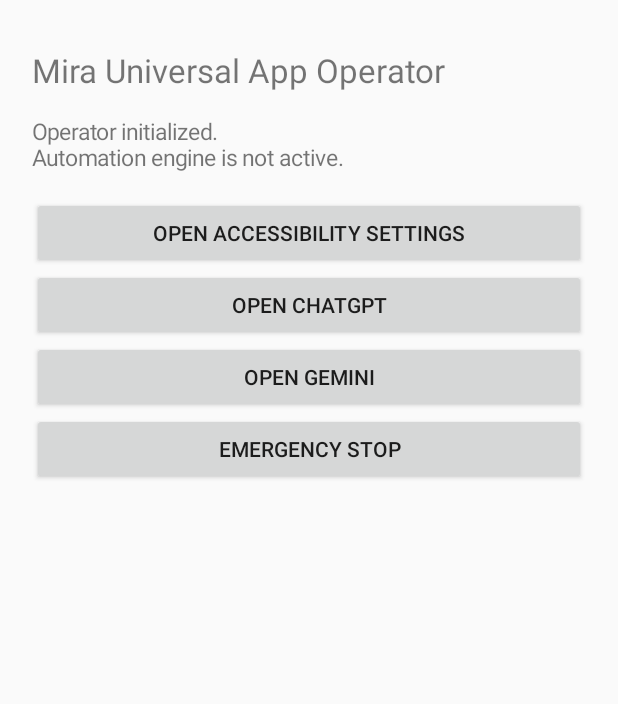
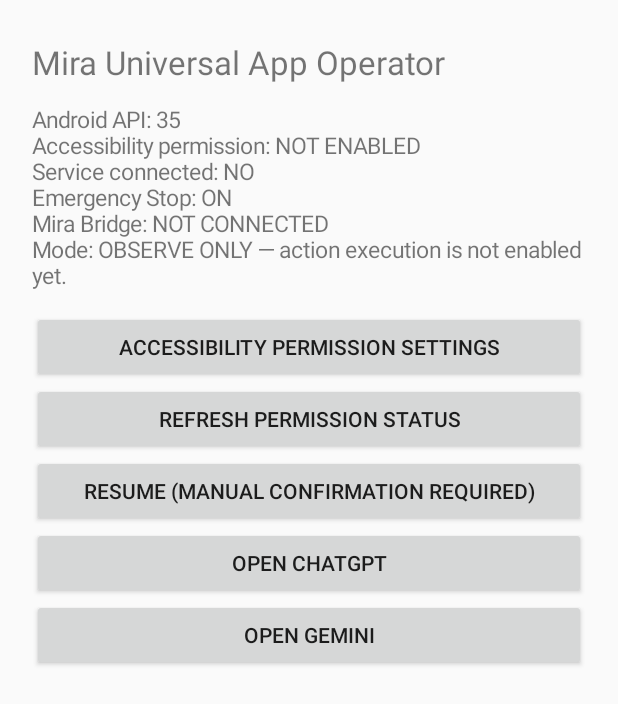
Before and after one commit to Shahed216215/APP-OPERATOR, an Android app: the screen it shows after launch (MainActivity), after a tap on "OPEN GEMINI", on a phone screen of 412 x 824 dp. Shown: the top 704 px of the screen. Run offline under Robolectric (Android 15) with nearby library versions, the phone set to English and light mode, and no system bars.

Commit message:
feat: add Android accessibility permission and safety status screen

```diff
--- a/app/src/main/java/com/mira/operator/MainActivity.kt
+++ b/app/src/main/java/com/mira/operator/MainActivity.kt
@@ -1,25 +1,37 @@
 package com.mira.operator
 
+import android.accessibilityservice.AccessibilityServiceInfo
 import android.app.Activity
 import android.content.Intent
 import android.os.Bundle
 import android.provider.Settings
+import android.view.accessibility.AccessibilityManager
 import android.widget.Button
 import android.widget.LinearLayout
 import android.widget.TextView
 import android.widget.Toast
+import androidx.core.content.ContextCompat
 import com.mira.operator.apps.AppRegistry
 
 class MainActivity : Activity() {
 
     private lateinit var statusText: TextView
+    private lateinit var stopButton: Button
 
     override fun onCreate(savedInstanceState: Bundle?) {
         super.onCreate(savedInstanceState)
+        buildScreen()
+    }
 
+    override fun onResume() {
+        super.onResume()
+        refreshStatus()
+    }
+
+    private fun buildScreen() {
         val layout = LinearLayout(this).apply {
             orientation = LinearLayout.VERTICAL
-            setPadding(32, 48, 32, 32)
+            setPadding(32, 40, 32, 32)
         }
 
         val title = TextView(this).apply {
@@ -28,67 +40,108 @@ class MainActivity : Activity() {
         }
 
         statusText = TextView(this).apply {
-            text = "Operator initialized.\nAutomation engine is not active."
             textSize = 15f
-            setPadding(0, 24, 0, 24)
+            setPadding(0, 20, 0, 20)
         }
 
         val accessibilityButton = Button(this).apply {
-            text = "Open Accessibility Settings"
+            text = "Accessibility permission settings"
             setOnClickListener {
                 startActivity(Intent(Settings.ACTION_ACCESSIBILITY_SETTINGS))
             }
         }
 
+        val refreshButton = Button(this).apply {
+            text = "Refresh permission status"
+            setOnClickListener { refreshStatus() }
+        }
+
+        val stop = Button(this).apply {
+            setOnClickListener { toggleEmergencyStop() }
+        }
+        stopButton = stop
+
         val chatGptButton = Button(this).apply {
             text = "Open ChatGPT"
-            setOnClickListener {
-                openAllowedApp("com.openai.chatgpt")
-            }
+            setOnClickListener { openAllowedApp("com.openai.chatgpt") }
         }
 
         val geminiButton = Button(this).apply {
             text = "Open Gemini"
-            setOnClickListener {
-                openAllowedApp("com.google.android.googlequicksearchbox")
-            }
-        }
-
-        val stopButton = Button(this).apply {
-            text = "Emergency Stop"
-            setOnClickListener {
-                getSharedPreferences("operator", MODE_PRIVATE)
-                    .edit()
-                    .putBoolean("emergency_stop", true)
-                    .apply()
-
-                statusText.text = "Emergency Stop is ON."
-                Toast.makeText(
-                    this@MainActivity,
-                    "Automation stopped",
-                    Toast.LENGTH_SHORT
-                ).show()
-            }
+            setOnClickListener { openAllowedApp("com.google.android.googlequicksearchbox") }
         }
 
         layout.addView(title)
         layout.addView(statusText)
         layout.addView(accessibilityButton)
+        layout.addView(refreshButton)
+        layout.addView(stopButton)
         layout.addView(chatGptButton)
         layout.addView(geminiButton)
-        layout.addView(stopButton)
-
         setContentView(layout)
+        refreshStatus()
     }
 
-    private fun openAllowedApp(packageName: String) {
-        if (!AppRegistry.isAllowed(packageName)) {
+    private fun refreshStatus() {
+        val manager = getSystemService(ACCESSIBILITY_SERVICE) as AccessibilityManager
+        val enabled = manager.getEnabledAccessibilityServiceList(
+            AccessibilityServiceInfo.FEEDBACK_ALL_MASK
+        ).any {
+            it.resolveInfo.serviceInfo.packageName == packageName &&
+                it.resolveInfo.serviceInfo.name == "com.mira.operator.accessibility.OperatorAccessibilityService"
+        }
+
+        val stopped = getSharedPreferences("operator", MODE_PRIVATE)
+            .getBoolean("emergency_stop", true)
+
+        statusText.text = buildString {
+            append("Android API: ")
+            append(android.os.Build.VERSION.SDK_INT)
+            append("\nAccessibility permission: ")
+            append(if (enabled) "ENABLED" else "NOT ENABLED")
+            append("\nService connected: ")
+            append(if (com.mira.operator.accessibility.OperatorAccessibilityService.isConnected) "YES" else "NO")
+            append("\nEmergency Stop: ")
+            append(if (stopped) "ON" else "OFF")
+            append("\nMira Bridge: NOT CONNECTED")
+            append("\nMode: OBSERVE ONLY — action execution is not enabled yet.")
+        }
+
+        stopButton.text = if (stopped) "Resume (manual confirmation required)" else "Emergency Stop"
+    }
+
+    private fun toggleEmergencyStop() {
+        val prefs = getSharedPreferences("operator", MODE_PRIVATE)
+        val stopped = prefs.getBoolean("emergency_stop", true)
+        val next = !stopped
+
+        androidx.appcompat.app.AlertDialog.Builder(this)
+            .setTitle(if (next) "Emergency Stop" else "Resume Operator")
+            .setMessage(
+                if (next) "Stop all queued and future automation actions?"
+                else "Resume the operator? Each action will still require its own approval."
+            )
+            .setNegativeButton("Cancel", null)
+            .setPositiveButton(if (next) "Stop now" else "Resume") { _, _ ->
+                prefs.edit().putBoolean("emergency_stop", next).apply()
+                OperatorAuditLog.record(
+                    this,
+                    action = if (next) "EMERGENCY_STOP" else "MANUAL_RESUME",
+                    packageName = packageName,
+                    outcome = if (next) "STOPPED" else "RESUMED"
+                )
+                refreshStatus()
+            }
+            .show()
+    }
+
+    private fun openAllowedApp(targetPackage: String) {
+        if (!AppRegistry.isAllowed(targetPackage)) {
             Toast.makeText(this, "App is not allowlisted", Toast.LENGTH_SHORT).show()
             return
         }
 
-        val launchIntent = packageManager.getLaunchIntentForPackage(packageName)
-
+        val launchIntent = packageManager.getLaunchIntentForPackage(targetPackage)
         if (launchIntent == null) {
             Toast.makeText(this, "App is not installed or unavailable", Toast.LENGTH_SHORT).show()
             return
@@ -96,8 +149,10 @@ class MainActivity : Activity() {
 
         try {
             startActivity(launchIntent)
-        } catch (e: Exception) {
+            OperatorAuditLog.record(this, "OPEN_APP", targetPackage, "USER_LAUNCHED")
+        } catch (_: Exception) {
             Toast.makeText(this, "Unable to open app", Toast.LENGTH_SHORT).show()
+            OperatorAuditLog.record(this, "OPEN_APP", targetPackage, "FAILED")
         }
     }
 }
```
